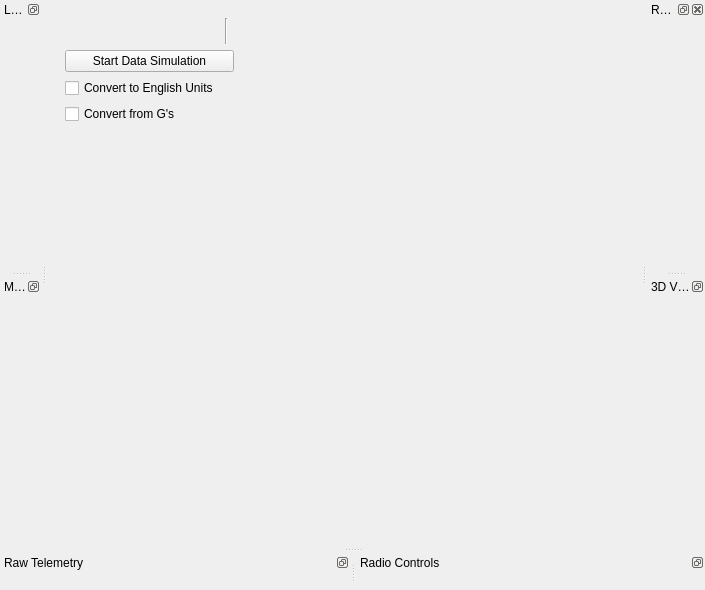
Above: Frontend/Windows/MainWindow/mainwindow.ui from WPI-HPRC/groundstation-2025 before the change. Below: the same form after it.
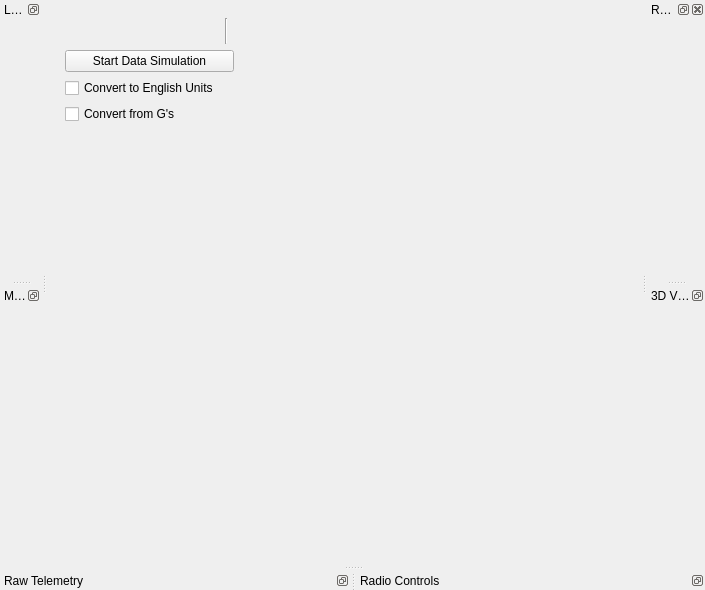
That is the form after the change. Custom widgets are drawn as their Qt base class.

Commit message: added slider for raw telemetry precision

Patch:
```diff
--- a/Frontend/Windows/MainWindow/mainwindow.ui
+++ b/Frontend/Windows/MainWindow/mainwindow.ui
@@ -114,6 +114,18 @@
    </attribute>
    <widget class="QWidget" name="dockWidgetContents_4">
     <layout class="QGridLayout" name="gridLayout_3">
+     <property name="leftMargin">
+      <number>0</number>
+     </property>
+     <property name="topMargin">
+      <number>0</number>
+     </property>
+     <property name="rightMargin">
+      <number>0</number>
+     </property>
+     <property name="bottomMargin">
+      <number>0</number>
+     </property>
      <item row="0" column="0">
       <widget class="Raw_Telemetry" name="widget_4" native="true"/>
      </item>
@@ -132,6 +144,18 @@
    </attribute>
    <widget class="QWidget" name="dockWidgetContents_2">
     <layout class="QGridLayout" name="gridLayout_4">
+     <property name="leftMargin">
+      <number>0</number>
+     </property>
+     <property name="topMargin">
+      <number>0</number>
+     </property>
+     <property name="rightMargin">
+      <number>0</number>
+     </property>
+     <property name="bottomMargin">
+      <number>0</number>
+     </property>
      <item row="0" column="0">
       <widget class="RadioControlsWindow" name="widget_5" native="true"/>
      </item>
@@ -147,6 +171,18 @@
    </attribute>
    <widget class="QWidget" name="dockWidgetContents">
     <layout class="QGridLayout" name="gridLayout_5">
+     <property name="leftMargin">
+      <number>0</number>
+     </property>
+     <property name="topMargin">
+      <number>0</number>
+     </property>
+     <property name="rightMargin">
+      <number>0</number>
+     </property>
+     <property name="bottomMargin">
+      <number>0</number>
+     </property>
      <item row="0" column="0">
       <widget class="RadioPerformanceWindow" name="widget_6" native="true"/>
      </item>
@@ -165,6 +201,18 @@
    </attribute>
    <widget class="QWidget" name="dockWidgetContents_3">
     <layout class="QGridLayout" name="gridLayout_6">
+     <property name="leftMargin">
+      <number>0</number>
+     </property>
+     <property name="topMargin">
+      <number>0</number>
+     </property>
+     <property name="rightMargin">
+      <number>0</number>
+     </property>
+     <property name="bottomMargin">
+      <number>0</number>
+     </property>
      <item row="0" column="0">
       <widget class="Viewer3D" name="widget_7" native="true"/>
      </item>
@@ -183,6 +231,18 @@
    </attribute>
    <widget class="QWidget" name="dockWidgetContents_5">
     <layout class="QGridLayout" name="gridLayout_7">
+     <property name="leftMargin">
+      <number>0</number>
+     </property>
+     <property name="topMargin">
+      <number>0</number>
+     </property>
+     <property name="rightMargin">
+      <number>0</number>
+     </property>
+     <property name="bottomMargin">
+      <number>0</number>
+     </property>
      <item row="0" column="0">
       <widget class="LogWindow" name="widget" native="true"/>
      </item>
@@ -201,6 +261,18 @@
    </attribute>
    <widget class="QWidget" name="dockWidgetContents_6">
     <layout class="QGridLayout" name="gridLayout_8">
+     <property name="leftMargin">
+      <number>0</number>
+     </property>
+     <property name="topMargin">
+      <number>0</number>
+     </property>
+     <property name="rightMargin">
+      <number>0</number>
+     </property>
+     <property name="bottomMargin">
+      <number>0</number>
+     </property>
      <item row="0" column="0">
       <widget class="MaxValueWidget" name="widget_2" native="true"/>
      </item>
```
The commit also changes 2 other files.
